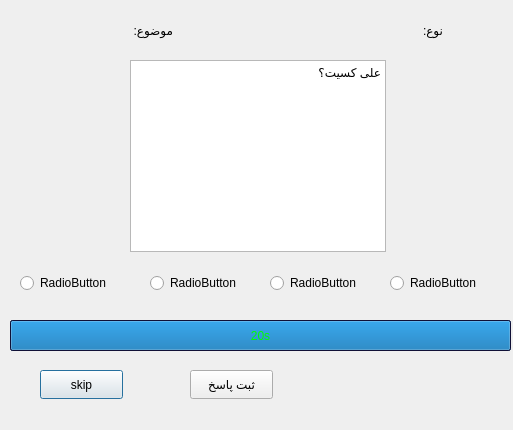
Above: TicTocToeQuiz_clinet/multiplequstion.ui from alireza1384848/AP-project before the change. Below: the same form after it.
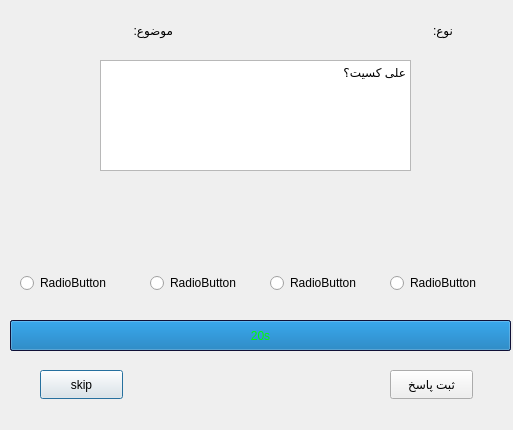
That is the form after the change.

Diff of the .ui file:
```diff
--- a/TicTocToeQuiz_clinet/multiplequstion.ui
+++ b/TicTocToeQuiz_clinet/multiplequstion.ui
@@ -107,7 +107,7 @@
   <widget class="QPushButton" name="verifybot">
    <property name="geometry">
     <rect>
-     <x>190</x>
+     <x>390</x>
      <y>370</y>
      <width>83</width>
      <height>29</height>
@@ -120,10 +120,10 @@
   <widget class="QTextBrowser" name="quesText">
    <property name="geometry">
     <rect>
-     <x>130</x>
+     <x>100</x>
      <y>60</y>
-     <width>256</width>
-     <height>192</height>
+     <width>311</width>
+     <height>111</height>
     </rect>
    </property>
    <property name="html">
@@ -182,7 +182,7 @@
   <widget class="QLabel" name="typetxt">
    <property name="geometry">
     <rect>
-     <x>380</x>
+     <x>390</x>
      <y>20</y>
      <width>63</width>
      <height>20</height>
```
